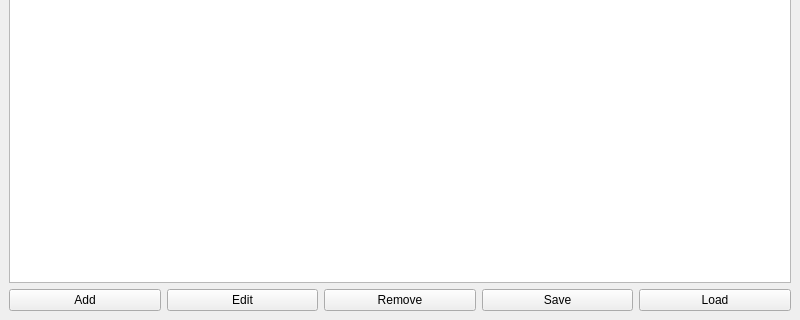
Above: qt/mainwindow.ui from itzMatze/CashGuard before the change; both pictures show x 0 to 800 and y 280 to 600 of the 800 by 600 pixel window. Below: the same form after it.
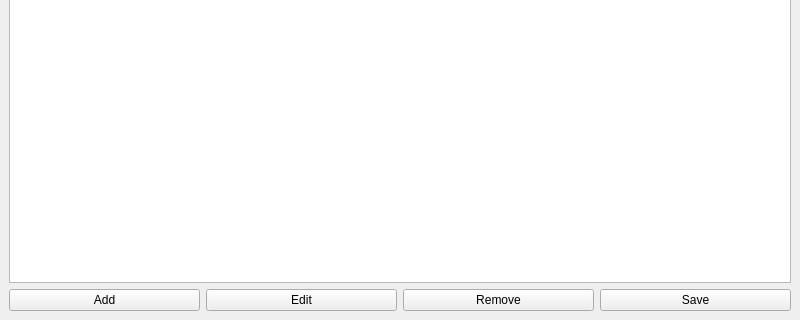
That is the form after the change.

Commit message: remove option to save/load custom file with a file dialog

```diff
--- a/qt/mainwindow.ui
+++ b/qt/mainwindow.ui
@@ -48,13 +48,6 @@
 									</property>
 								</widget>
 							</item>
-						<item>
-							<widget class="QPushButton" name="loadButton">
-								<property name="text">
-									<string>Load</string>
-									</property>
-								</widget>
-							</item>
 						</layout>
 					</item>
 				</layout>
```
The commit also changes 2 other files.
